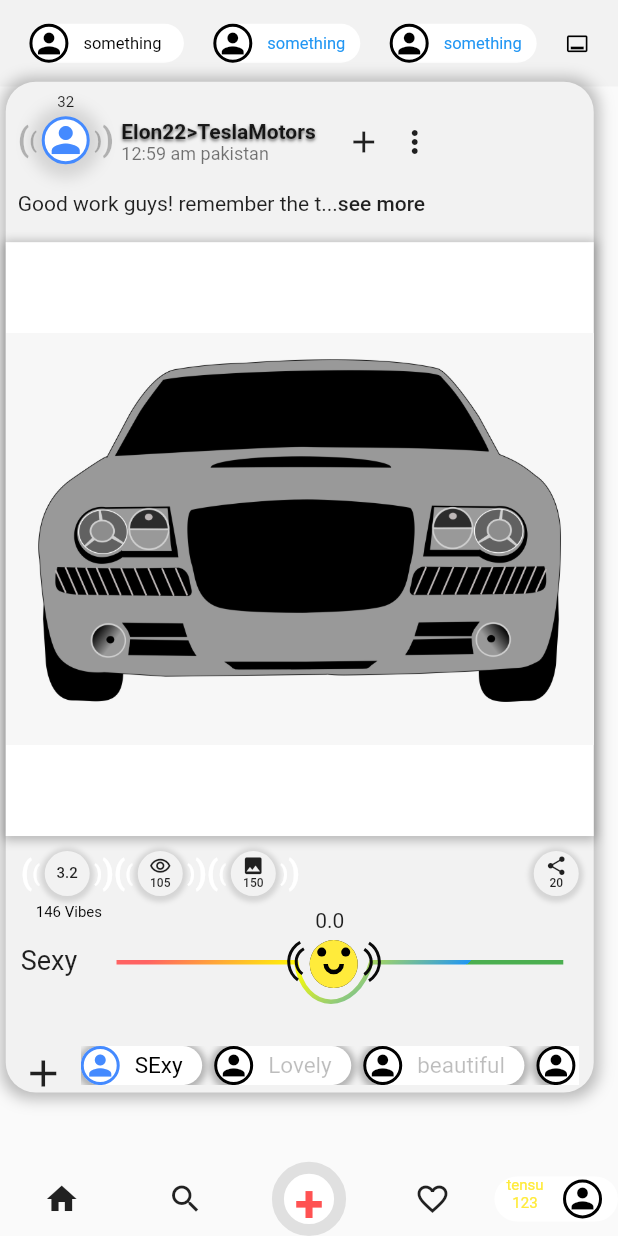
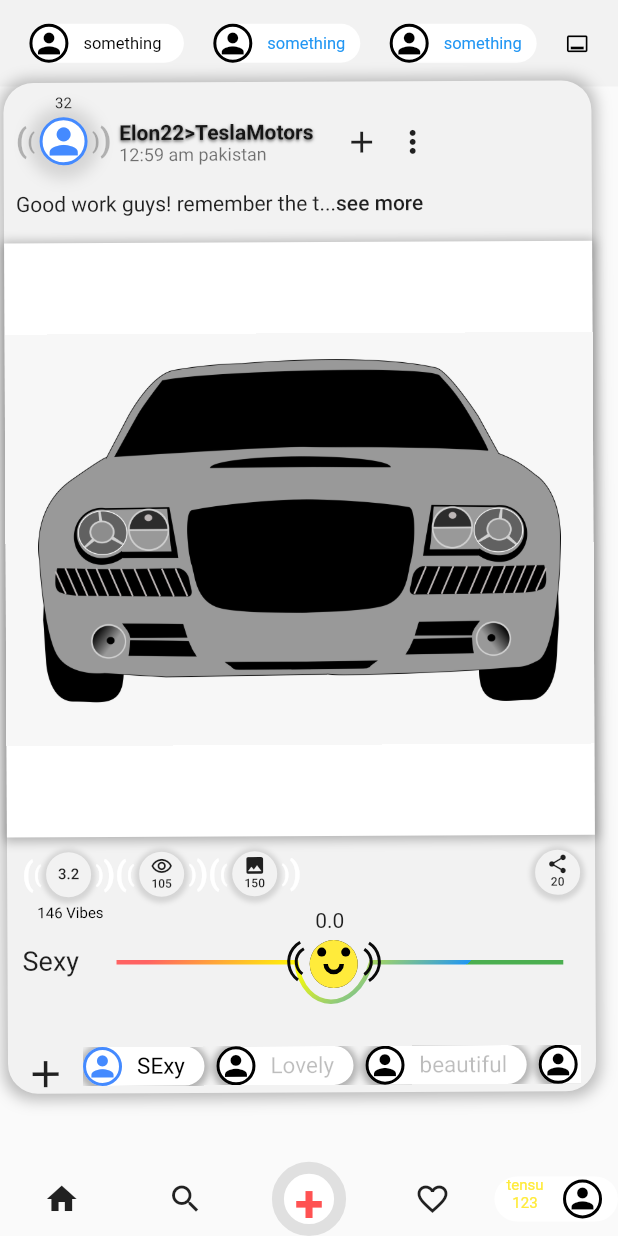
Before and after one commit to Tensae-abita/animated-custom-slider, a Flutter app: the screen it shows after launch, on a phone screen of 412 x 824 dp. Run offline on Flutter 3.47's test engine with Material 2 defaults, Android fonts, the phone set to English and light mode, and no system bars; missing offline and left inert: animated_rotation.

Commit message:
addded draging

```diff
--- a/lib/slider_widget.dart
+++ b/lib/slider_widget.dart
@@ -2,6 +2,7 @@
 import 'package:flutter/material.dart';
 import 'package:sania/app_bar.dart';
 import 'dart:math' as Math;
+import 'package:animated_rotation/animated_rotation.dart'  as AnimatedRotation ;
 
 import 'package:sania/body.dart';
 import 'package:sania/bottom_nav.dart';
@@ -78,6 +79,7 @@
     _UpdateDragPosion(offset);
      setState(() {
        _dragPosition=Offset(offset.dx -widget.ultimateWidth*0.155, offset.dy);
+         getRotation();
     });
 
 
@@ -119,6 +121,33 @@
     _dragPercentage=0;
   }
 
+  getRotation(){
+
+  double angle=0;
+     if(_dragPosition.dy>widget.ultimateHeight*0.81 || _dragPosition.dy<widget.ultimateHeight*0.76 ){
+
+      setState(() {
+
+        angle=(_dragPosition.dx /1000)-0.16;
+
+      });
+
+
+     }else {
+
+      setState(() {
+
+        angle=-(_dragPosition.dx /1000)+0.16;
+
+      });
+     }
+
+
+
+
+    return angle;
+  }
+
 //   @override
   Widget build(BuildContext context) {
     return Stack(
@@ -138,11 +167,11 @@
          left: _dragPosition.dx - widget.ultimateWidth*0.415,
          top: _dragPosition.dy - widget.ultimateHeight*0.72,
 
-          child: body()),
-          // Positioned(
-          //   top: 200,
-          //   left: 50,
-          //   child: Text(_dragPosition.toString())),
+          child: Transform.rotate(
+            angle:getRotation() ,
+
+           child: body())),
+
         Positioned(
           top: widget.ultimateHeight*0.73,
           left: widget.ultimateWidth*0.14,
@@ -276,8 +305,8 @@
 
     Path path=Path();
     path.moveTo(20, size.height/2);
-    path.lineTo(sliderPosition.dy<heights*0.78 || sliderPosition.dy>heights*0.79?20:sliderPosition.dx-25, size.height/2);
-    sliderPosition.dy<heights*0.78 || sliderPosition.dy>heights*0.79? path.quadraticBezierTo(sliderPosition.dx, sliderPosition.dy-heights*0.77, size.width-20,  size.height/2):
+    path.lineTo(sliderPosition.dy<heights*0.76 || sliderPosition.dy>heights*0.81?20:sliderPosition.dx-25, size.height/2);
+    sliderPosition.dy<heights*0.76 || sliderPosition.dy>heights*0.81? path.quadraticBezierTo(sliderPosition.dx, sliderPosition.dy-heights*0.77, size.width-20,  size.height/2):
      path.cubicTo(sliderPosition.dx-20, 75, sliderPosition.dx+15, 75, sliderPosition.dx+25, size.height/2);
 
 
--- a/pubspec.yaml
+++ b/pubspec.yaml
@@ -34,6 +34,7 @@
   # The following adds the Cupertino Icons font to your application.
   # Use with the CupertinoIcons class for iOS style icons.
   cupertino_icons: ^1.0.2
+  animated_rotation: ^2.0.0
 
 
 dev_dependencies:
```
Also changed, not shown: pubspec.lock.
